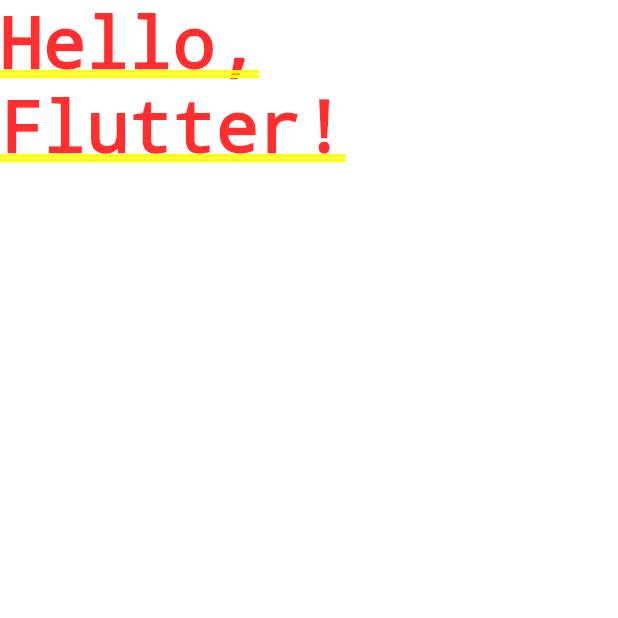
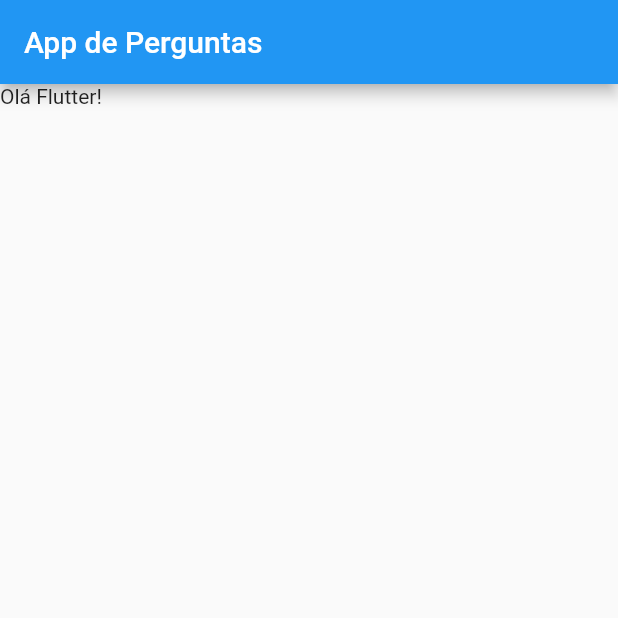
Before and after one commit to CharlesEdu07/QuestionsApp, a Flutter app: the screen it shows after launch, on a phone screen of 412 x 824 dp, the top half of it. Run offline on Flutter 3.47's test engine with Material 2 defaults, Android fonts, the phone set to English and light mode, and no system bars.

Commit message:
Usando Scaffold

```diff
--- a/lib/main.dart
+++ b/lib/main.dart
@@ -6,7 +6,12 @@ class QuestionApp extends StatelessWidget {
   @override
   Widget build(BuildContext context) {
     return MaterialApp(
-      home: Text('Hello, Flutter!'),
+      home: Scaffold(
+        appBar: AppBar(
+          title: Text('App de Perguntas'),
+        ),
+        body: Text('Olá Flutter!'),
+      )
     );
   }
 }
```
